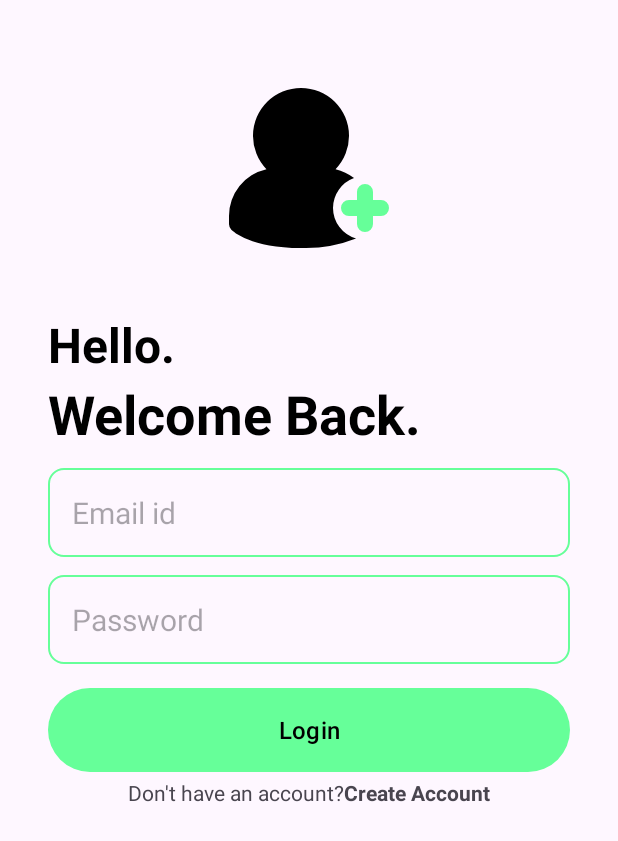
After one commit to saifikram969/Intern-App-Webmobi-project, an Android app: the Login_Account_Activity screen opened directly, with no data from a screen before it, on a phone screen of 412 x 824 dp. The commit adds this screen. Shown: the top 841 px of the screen. Run offline under Robolectric (Android 15) with nearby library versions, the phone set to English and light mode, and no system bars.

Commit message:
firebase authentication

```diff
--- a/app/build.gradle.kts
+++ b/app/build.gradle.kts
@@ -1,5 +1,6 @@
 plugins {
     id("com.android.application")
+    id("com.google.gms.google-services")
 }
 
 android {
@@ -36,6 +37,7 @@ dependencies {
     implementation("androidx.appcompat:appcompat:1.6.1")
     implementation("com.google.android.material:material:1.10.0")
     implementation("androidx.constraintlayout:constraintlayout:2.1.4")
+    implementation("com.google.firebase:firebase-auth:22.3.0")
     testImplementation("junit:junit:4.13.2")
     androidTestImplementation("androidx.test.ext:junit:1.1.5")
     androidTestImplementation("androidx.test.espresso:espresso-core:3.5.1")
--- /dev/null
+++ b/app/src/main/java/com/example/internapp_webmobi_project/Login_Account_Activity.java
@@ -0,0 +1,80 @@
+package com.example.internapp_webmobi_project;
+
+import androidx.appcompat.app.AppCompatActivity;
+
+import android.content.Intent;
+import android.os.Bundle;
+import android.util.Patterns;
+import android.view.View;
+import android.widget.Button;
+import android.widget.EditText;
+import android.widget.ProgressBar;
+import android.widget.TextView;
+
+public class Login_Account_Activity extends AppCompatActivity {
+
+    EditText emailEditText, passwordEditText;
+    Button loginBtn;
+    ProgressBar progressBar;
+    TextView createAccountBtnTextView;
+
+    @Override
+    protected void onCreate(Bundle savedInstanceState) {
+        super.onCreate(savedInstanceState);
+        setContentView(R.layout.activity_login_account);
+        //views linked id
+
+        emailEditText = findViewById(R.id.email_edit_text);
+        passwordEditText = findViewById(R.id.password_edit_text);
+        loginBtn = findViewById(R.id.login_btn);
+        progressBar = findViewById(R.id.progress_bar);
+        createAccountBtnTextView = findViewById(R.id.create_account_text_view_btn);
+
+        loginBtn.setOnClickListener((v)-> loginUser());
+        createAccountBtnTextView.setOnClickListener((v)->startActivity(new Intent(Login_Account_Activity.this,Create_Account_Activity.class)));
+
+
+
+    }
+    void loginUser() {
+
+        String email = emailEditText.getText().toString();
+        String password = passwordEditText.getText().toString();
+
+        boolean isValidated = validateData(email,password);
+        if (! isValidated){
+            return;
+        }
+        createAccountInFirebase(email,password);
+
+    }
+
+
+    void changeInProgress(boolean inProgrss){
+        if (inProgrss){
+            progressBar.setVisibility(View.VISIBLE);
+            loginBtn.setVisibility(View.GONE);
+        }else {
+            progressBar.setVisibility(View.GONE);
+            loginBtn.setVisibility(View.VISIBLE);
+        }
+    }
+
+
+    boolean validateData(String email, String password){
+        //validate the data that are input by user.
+        if (!Patterns.EMAIL_ADDRESS.matcher(email).matches()){
+            emailEditText.setError("Email is invalid");
+            return false;
+        }
+        if (password.length()<6){
+            passwordEditText.setError("Password length is invalid");
+            return false;
+        }
+
+        return true;
+    }
+
+
+
+}
--- /dev/null
+++ b/app/src/main/res/drawable/login_vector.xml
@@ -0,0 +1,12 @@
+<vector xmlns:android="http://schemas.android.com/apk/res/android"
+    android:width="800dp"
+    android:height="800dp"
+    android:viewportWidth="24"
+    android:viewportHeight="24">
+    <path
+        android:pathData="M19,20a1,1 0,0 1,-1 -1V18H17a1,1 0,0 1,0 -2h1V15a1,1 0,0 1,2 0v1h1a1,1 0,0 1,0 2H20v1A1,1 0,0 1,19 20Z"
+        android:fillColor="#66FF99"/>
+    <path
+        android:pathData="M15,17a4,4 0,0 1,2.63 -3.74,6 6,0 0,0 -2.31,-1.11 6,6 0,1 0,-8.64 0A6,6 0,0 0,2 18v1a1,1 0,0 0,0.29 0.71C2.53,19.94 4.77,22 11,22a17.17,17.17 0,0 0,6.88 -1.18A4,4 0,0 1,15 17Z"
+        android:fillColor="#000000"/>
+</vector>
--- /dev/null
+++ b/app/src/main/res/drawable/rounded_corner.xml
@@ -0,0 +1,8 @@
+<?xml version="1.0" encoding="utf-8"?>
+<shape xmlns:android="http://schemas.android.com/apk/res/android"
+    android:shape="rectangle">
+    <corners android:radius="10dp"/>
+    <stroke android:width="1dp" android:color="@color/my_primary"/>
+
+
+</shape>
--- /dev/null
+++ b/app/src/main/res/layout/activity_login_account.xml
@@ -0,0 +1,102 @@
+<?xml version="1.0" encoding="utf-8"?>
+<RelativeLayout xmlns:android="http://schemas.android.com/apk/res/android"
+    xmlns:app="http://schemas.android.com/apk/res-auto"
+    xmlns:tools="http://schemas.android.com/tools"
+    android:layout_width="match_parent"
+    android:layout_height="match_parent"
+    android:layout_marginVertical="16dp"
+    android:layout_marginHorizontal="32dp"
+    tools:context=".Login_Account_Activity">
+    <ImageView
+        android:layout_width="128dp"
+        android:layout_height="128dp"
+        android:layout_centerHorizontal="true"
+        android:layout_marginVertical="32dp"
+        android:id="@+id/login_icon"
+        android:src="@drawable/login_vector"/>
+    <LinearLayout
+        android:layout_width="match_parent"
+        android:layout_height="wrap_content"
+        android:layout_below="@id/login_icon"
+        android:id="@+id/hello_text"
+        android:orientation="vertical">
+        <TextView
+            android:layout_width="match_parent"
+            android:layout_height="wrap_content"
+            android:text="Hello."
+            android:textStyle="bold"
+            android:textSize="32sp"
+            android:textColor="@color/black"/>
+        <TextView
+            android:layout_width="match_parent"
+            android:layout_height="wrap_content"
+            android:text="Welcome Back."
+            android:textStyle="bold"
+            android:textSize="36sp"
+            android:textColor="@color/black"/>
+    </LinearLayout>
+    <LinearLayout
+        android:layout_width="match_parent"
+        android:layout_height="wrap_content"
+        android:layout_below="@id/hello_text"
+        android:id="@+id/form_layout"
+        android:orientation="vertical">
+        <EditText
+            android:layout_width="match_parent"
+            android:layout_height="wrap_content"
+            android:hint="Email id"
+            android:id="@+id/email_edit_text"
+            android:inputType="textEmailAddress"
+            android:textSize="20sp"
+            android:background="@drawable/rounded_corner"
+            android:padding="16dp"
+            android:layout_marginTop="12dp"/>
+        <EditText
+            android:layout_width="match_parent"
+            android:layout_height="wrap_content"
+            android:hint="Password"
+            android:id="@+id/password_edit_text"
+            android:inputType="textPassword"
+            android:textSize="20sp"
+            android:background="@drawable/rounded_corner"
+            android:padding="16dp"
+            android:layout_marginTop="12dp"/>
+
+        <com.google.android.material.button.MaterialButton
+            android:layout_width="match_parent"
+            android:layout_height="64dp"
+            android:id="@+id/login_btn"
+            android:text="Login"
+            android:textColor="@color/black"
+            android:layout_marginTop="12dp"
+            android:textSize="16sp"/>
+        <ProgressBar
+            android:layout_width="24dp"
+            android:layout_height="64dp"
+            android:id="@+id/progress_bar"
+            android:layout_gravity="center"
+            android:visibility="gone"
+            android:layout_marginTop="12dp"/>
+
+    </LinearLayout>
+
+    <LinearLayout
+        android:layout_width="match_parent"
+        android:layout_height="wrap_content"
+        android:layout_below="@id/form_layout"
+        android:orientation="horizontal"
+        android:gravity="center">
+        <TextView
+            android:layout_width="wrap_content"
+            android:layout_height="wrap_content"
+            android:text="Don't have an account?"/>
+        <TextView
+            android:layout_width="wrap_content"
+            android:layout_height="wrap_content"
+            android:textStyle="bold"
+            android:id="@+id/create_account_text_view_btn"
+            android:text="Create Account"/>
+    </LinearLayout>
+
+
+</RelativeLayout>
--- a/app/src/main/res/values-night/themes.xml
+++ b/app/src/main/res/values-night/themes.xml
@@ -2,6 +2,9 @@
     <!-- Base application theme. -->
     <style name="Base.Theme.InternAppWebmobiProject" parent="Theme.Material3.DayNight.NoActionBar">
         <!-- Customize your dark theme here. -->
+        <item name="colorPrimary">@color/my_primary</item>
+        <item name="colorPrimaryVariant">@color/my_primary</item>
+        <item name="android:statusBarColor" tools:targetApi="l">@color/my_primary  </item>
         <!-- <item name="colorPrimary">@color/my_dark_primary</item> -->
     </style>
 </resources>
--- a/app/src/main/res/values/colors.xml
+++ b/app/src/main/res/values/colors.xml
@@ -2,4 +2,5 @@
 <resources>
     <color name="black">#FF000000</color>
     <color name="white">#FFFFFFFF</color>
+    <color name="my_primary">#66FF99</color>
 </resources>
--- a/app/src/main/res/values/themes.xml
+++ b/app/src/main/res/values/themes.xml
@@ -2,6 +2,9 @@
     <!-- Base application theme. -->
     <style name="Base.Theme.InternAppWebmobiProject" parent="Theme.Material3.DayNight.NoActionBar">
         <!-- Customize your light theme here. -->
+        <item name="colorPrimary">@color/my_primary</item>
+        <item name="colorPrimaryVariant">@color/my_primary</item>
+        <item name="android:statusBarColor" tools:targetApi="l">@color/my_primary  </item>
         <!-- <item name="colorPrimary">@color/my_light_primary</item> -->
     </style>
 
--- a/build.gradle.kts
+++ b/build.gradle.kts
@@ -1,3 +1,8 @@
+buildscript {
+    dependencies {
+        classpath("com.google.gms:google-services:4.4.0")
+    }
+}
 // Top-level build file where you can add configuration options common to all sub-projects/modules.
 plugins {
     id("com.android.application") version "8.2.0" apply false
```
Also changed, not shown: app/src/main/AndroidManifest.xml (+9 -0 lines), app/src/main/java/com/example/internapp_webmobi_project/Create_Account_Activity.java (added, +112 -0 lines), app/src/main/java/com/example/internapp_webmobi_project/Splash_Activity.java (added, +23 -0 lines), app/src/main/res/drawable/sign_up_vector.xml (added, +12 -0 lines), app/src/main/res/layout/activity_create_account.xml (added, +110 -0 lines), app/src/main/res/layout/activity_splash.xml (added, +24 -0 lines), 1 other file.
